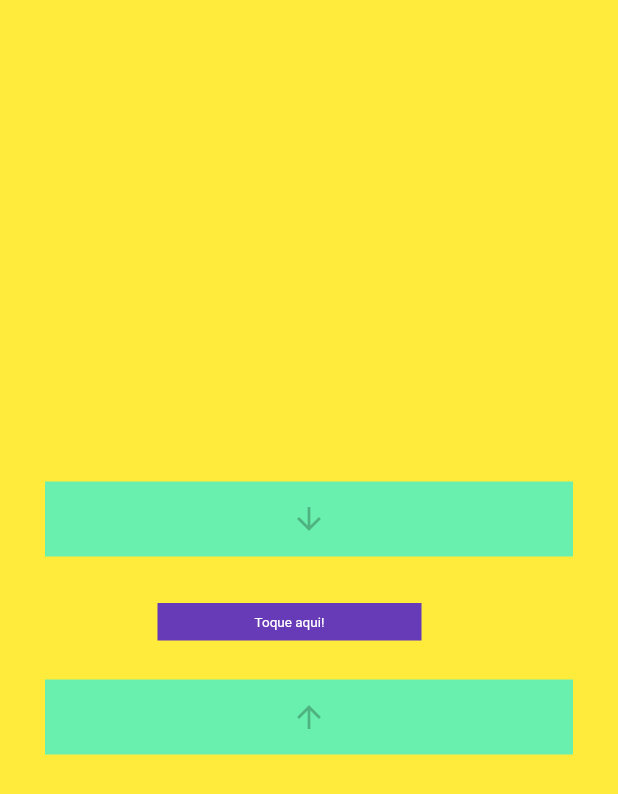
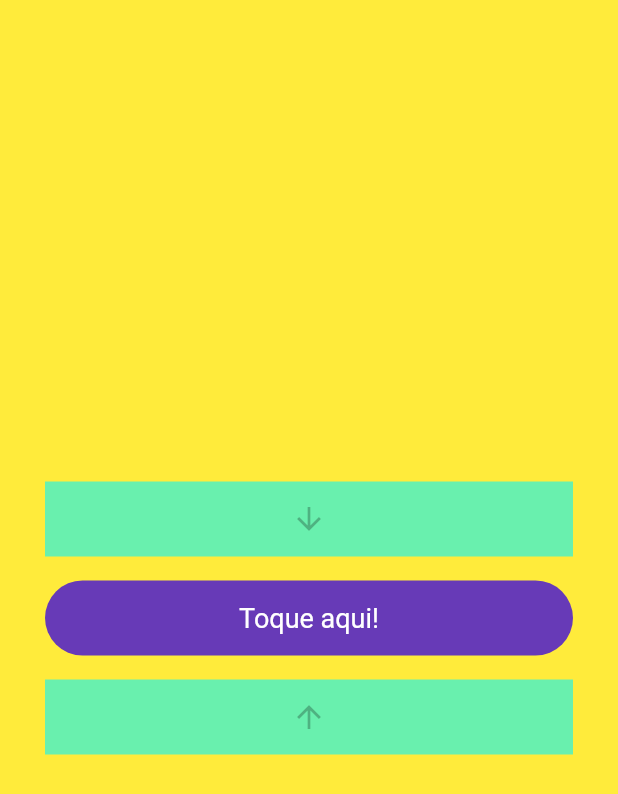
Before and after one commit to gablemos-zz/flutter-study, a Flutter app: the screen it shows after launch, on a phone screen of 412 x 824 dp. Shown: the top 794 px of the screen. Run offline on Flutter 3.47's test engine with Material 2 defaults, Android fonts, the phone set to English and light mode, and no system bars.

Commit message:
27 - conteiner - decoration - borderradius

```diff
--- a/my-first-app/myapp/lib/main.dart
+++ b/my-first-app/myapp/lib/main.dart
@@ -20,7 +20,6 @@ class MyApp extends StatelessWidget {
             children: <Widget>[
               ButtonIcon(icon: Icons.arrow_downward),
               ButtonText(),
-              // ButtonIcon(Icons.arrow_upward)
               ButtonIcon(icon: Icons.arrow_upward)
             ],
           ),
@@ -59,10 +58,12 @@ class ButtonText extends StatelessWidget {
     return Padding(
       padding: const EdgeInsets.symmetric(vertical: 8, horizontal: 30),
       child: Container(
-        transform: Matrix4.identity()..scale(0.5)..translate(150.0, 30.0),
+        decoration: BoxDecoration(
+          color: Colors.deepPurple,
+          borderRadius: BorderRadius.circular(25.0)
+        ),
         width: double.infinity,
         height: 50,
-        color: Colors.deepPurple,
         alignment: Alignment.center,
         child: Text(
           "Toque aqui!",
```
